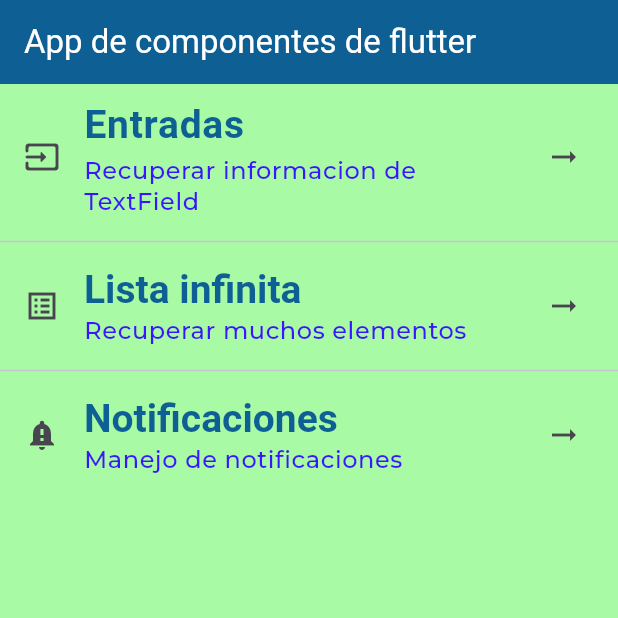
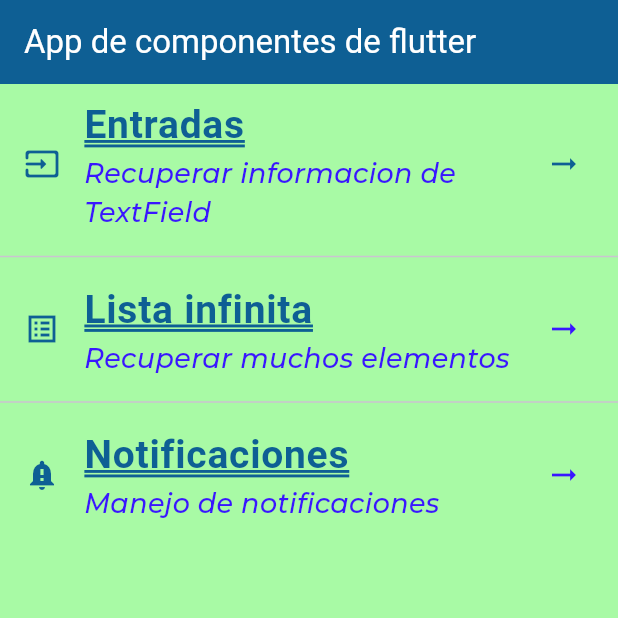
Before and after one commit to MiguelAngel0401/componenetes_flutter5a, a Flutter app: the screen it shows after launch, on a phone screen of 412 x 824 dp, the top half of it. Run offline on Flutter 3.47's test engine with Material 3 defaults, Android fonts, the phone set to English and light mode, and no system bars; our stand-ins replace google_fonts; Roboto replaces fonts that are missing (Acme).

Commit message:
Finishing first version of AppTheme

```diff
--- a/lib/screens/home_screen.dart
+++ b/lib/screens/home_screen.dart
@@ -22,33 +22,51 @@
               //style: Theme.of(context).textTheme.headlineLarge,
             ),
             subtitle: Text('Recuperar informacion de TextField',
-                style: Theme.of(context).textTheme.bodySmall),
-            leading: const Icon(Icons.input_rounded),
-            trailing: const Icon(Icons.arrow_right_alt_outlined),
+                style: AppTheme.lightTheme.textTheme.bodySmall),
+            leading:
+                const Icon(Icons.input_rounded, color: AppTheme.primaryColor),
+            trailing: const Icon(
+              Icons.arrow_right_alt_outlined,
+              color: AppTheme.primaryColor,
+            ),
           ),
           const Divider(),
           ListTile(
             title: Text(
               'Lista infinita',
-              style: Theme.of(context).textTheme.headlineLarge,
+              style: AppTheme.lightTheme.textTheme.headlineLarge,
             ),
-            subtitle: Text('Recuperar muchos elementos',
-                style: Theme.of(context).textTheme.bodySmall),
-            leading: const Icon(Icons.list_alt_sharp),
-            trailing: const Icon(Icons.arrow_right_alt_outlined),
+            subtitle: Text(
+              'Recuperar muchos elementos',
+              style: AppTheme.lightTheme.textTheme.bodySmall,
+            ),
+            leading: const Icon(
+              Icons.list_alt_sharp,
+              color: AppTheme.primaryColor,
+            ),
+            trailing: const Icon(
+              Icons.arrow_right_alt_outlined,
+              color: AppTheme.secondaryColor,
+            ),
           ),
           const Divider(),
           ListTile(
             title: Text(
               'Notificaciones',
-              style: Theme.of(context).textTheme.headlineLarge,
+              style: AppTheme.lightTheme.textTheme.headlineLarge,
             ),
             subtitle: Text(
               'Manejo de notificaciones',
-              style: Theme.of(context).textTheme.bodySmall,
+              style: AppTheme.lightTheme.textTheme.bodySmall,
             ),
-            leading: const Icon(Icons.notification_important),
-            trailing: const Icon(Icons.arrow_right_alt_outlined),
+            leading: const Icon(
+              Icons.notification_important,
+              color: AppTheme.primaryColor,
+            ),
+            trailing: const Icon(
+              Icons.arrow_right_alt_outlined,
+              color: AppTheme.secondaryColor,
+            ),
           ),
         ],
       ),
--- a/lib/theme/app_theme.dart
+++ b/lib/theme/app_theme.dart
@@ -19,13 +19,17 @@
           fontSize: 26.0,
           fontWeight: FontWeight.bold,
           color: primaryColor,
+          decoration: TextDecoration.underline,
+          decorationColor: primaryColor,
+          decorationStyle: TextDecorationStyle.double,
+          decorationThickness: 1.5,
         ),
 
         // Fuente para textos muy pequenos
         bodySmall: GoogleFonts.montserrat(
-          fontSize: 16.0,
-          fontWeight: FontWeight.w500,
-          color: secondaryColor,
-        ),
+            fontSize: 18.0,
+            fontWeight: FontWeight.w500,
+            color: secondaryColor,
+            fontStyle: FontStyle.italic),
       ));
 }
```
